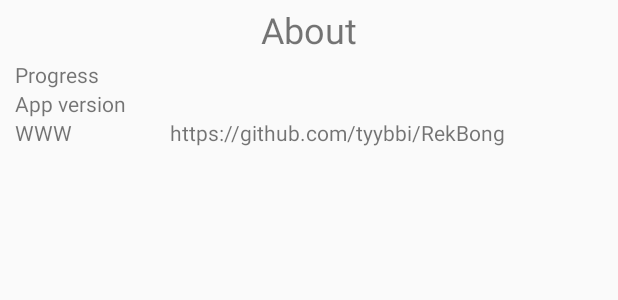
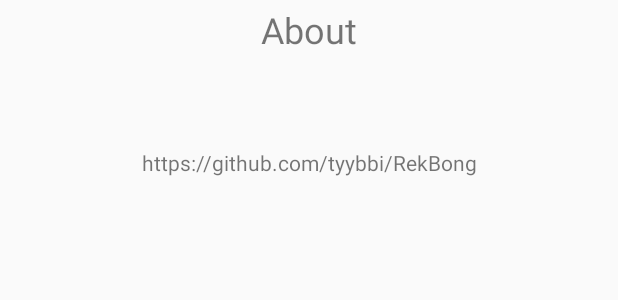
Before and after one commit to tyybbi/RekBong, an Android app: the layout dialog_about.xml on its own in the app's theme, with its tools: preview values and no code run, on a phone screen of 412 x 824 dp. Shown: the top 300 px of the screen. Run offline under Robolectric (Android 15) with nearby library versions, the phone set to English and light mode, and no system bars.

Commit message:
Fix percent sign, make About dlg cleaner

```diff
--- a/app/build.gradle
+++ b/app/build.gradle
@@ -7,8 +7,8 @@ android {
         applicationId "com.tyybbi.rekbong"
         minSdkVersion 15
         targetSdkVersion 29
-        versionCode 150000208
-        versionName "0.2.8"
+        versionCode 150000209
+        versionName "0.2.9"
         testInstrumentationRunner "androidx.test.runner.AndroidJUnitRunner"
     }
     buildTypes {
--- a/app/src/main/java/com/tyybbi/rekbong/Helpers.java
+++ b/app/src/main/java/com/tyybbi/rekbong/Helpers.java
@@ -29,7 +29,7 @@ final class Helpers {
         } catch (PackageManager.NameNotFoundException e) {
             e.printStackTrace();
         }
-        return versionName;
+        return context.getString(R.string.about_dlg_version) + MainActivity.SPACE + versionName;
     }
 
     static String convertDateToStr(long datetimeMS) {
--- a/app/src/main/res/layout/dialog_about.xml
+++ b/app/src/main/res/layout/dialog_about.xml
@@ -22,15 +22,9 @@
         android:orientation="horizontal">
 
         <TextView
-            android:id="@+id/aboutDlgPercentTxtTv"
-            android:layout_width="wrap_content"
-            android:layout_height="wrap_content"
-            android:text="@string/about_dlg_progress1" />
-
-        <TextView
             android:id="@+id/aboutDlgPercentValTv"
             android:layout_width="0dp"
-            android:layout_height="match_parent"
+            android:layout_height="39dp"
             android:layout_weight="1"
             android:gravity="center"
             android:textStyle="bold" />
@@ -46,20 +40,12 @@
         android:orientation="horizontal">
 
         <TextView
-            android:id="@+id/aboutDlgVersionTxtTv"
-            android:layout_width="wrap_content"
-            android:layout_height="wrap_content"
-            android:text="@string/about_dlg_version1"
-            android:textSize="14sp" />
-
-        <TextView
             android:id="@+id/aboutDlgVersionValTv"
             android:layout_width="0dp"
             android:layout_height="wrap_content"
             android:layout_weight="1"
             android:gravity="center"
-            android:textSize="14sp"
-            android:textStyle="bold" />
+            android:textSize="14sp" />
 
     </LinearLayout>
 
@@ -70,14 +56,6 @@
         android:layout_marginLeft="10dp"
         android:layout_marginRight="10dp"
         android:orientation="horizontal">
-
-        <TextView
-            android:id="@+id/aboutDlgWWWTv"
-            android:layout_width="wrap_content"
-            android:layout_height="wrap_content"
-            android:layout_weight="0"
-            android:text="@string/about_dlg_www"
-            android:textSize="14sp" />
 
         <TextView
             android:id="@+id/aboutDlgGitTv"
--- a/app/src/main/res/values/strings.xml
+++ b/app/src/main/res/values/strings.xml
@@ -23,15 +23,13 @@
     <string name="snackbar_invalid_number">Invalid plate number. Aborting</string>
     <string name="snackbar_qam_abort">Cannot figure out the next number. Aborting</string>
     <string name="snackbar_zero">No zero allowed. Aborting</string>
-    <string name="about_dlg_progress1">Progress</string>
-    <string name="about_dlg_progress2">\u0025 of plates spotted in"</string>
+    <string name="about_dlg_progress2">\u0025 of plates spotted in\n"</string>
     <string name="about_dlg_progress3">\u0025 of plates spotted"</string>
     <string name="about_dlg_progress_years">y,</string>
     <string name="about_dlg_progress_months">m,</string>
     <string name="about_dlg_progress_days">d</string>
-    <string name="about_dlg_version1">App version</string>
+    <string name="about_dlg_version">Version</string>
     <string name="about_dlg_git" translatable="false">https://github.com/tyybbi/RekBong</string>
-    <string name="about_dlg_www" translatable="false">WWW</string>
     <string name="settings_dlg_sb_reverse">Reverse spotting order</string>
     <string name="settings_dlg_sb_hide">Hide letter part</string>
     <string name="settings_dlg_sb_hided">Hide date and time</string>
```
Also changed, not shown: 2 other files.
